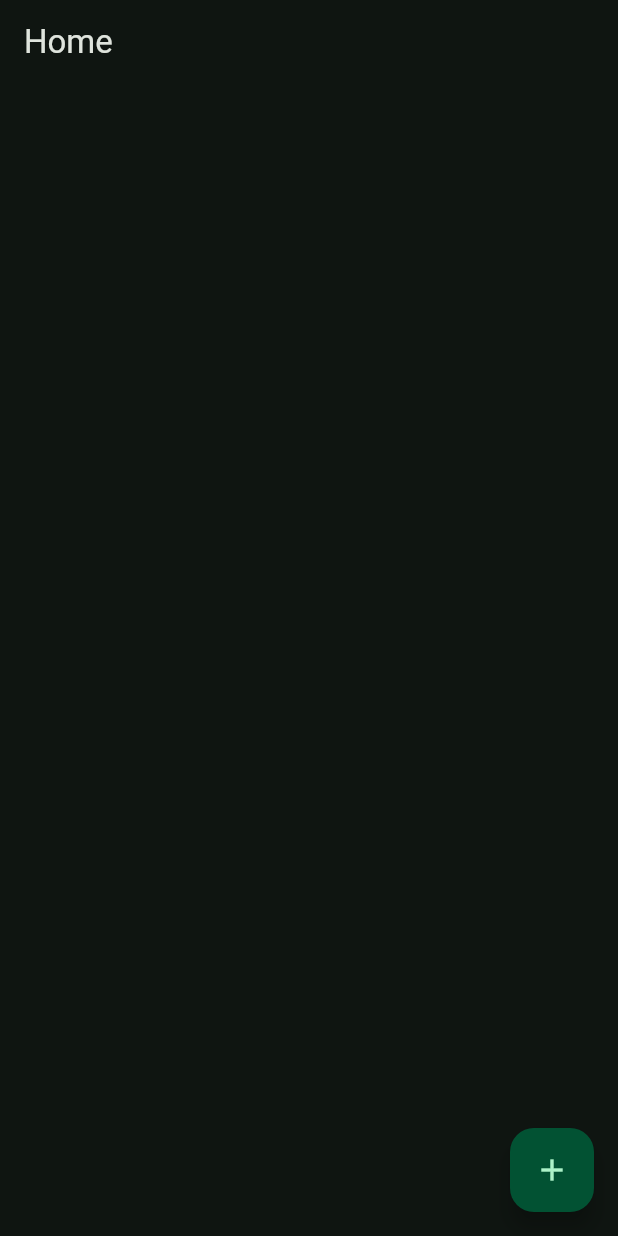
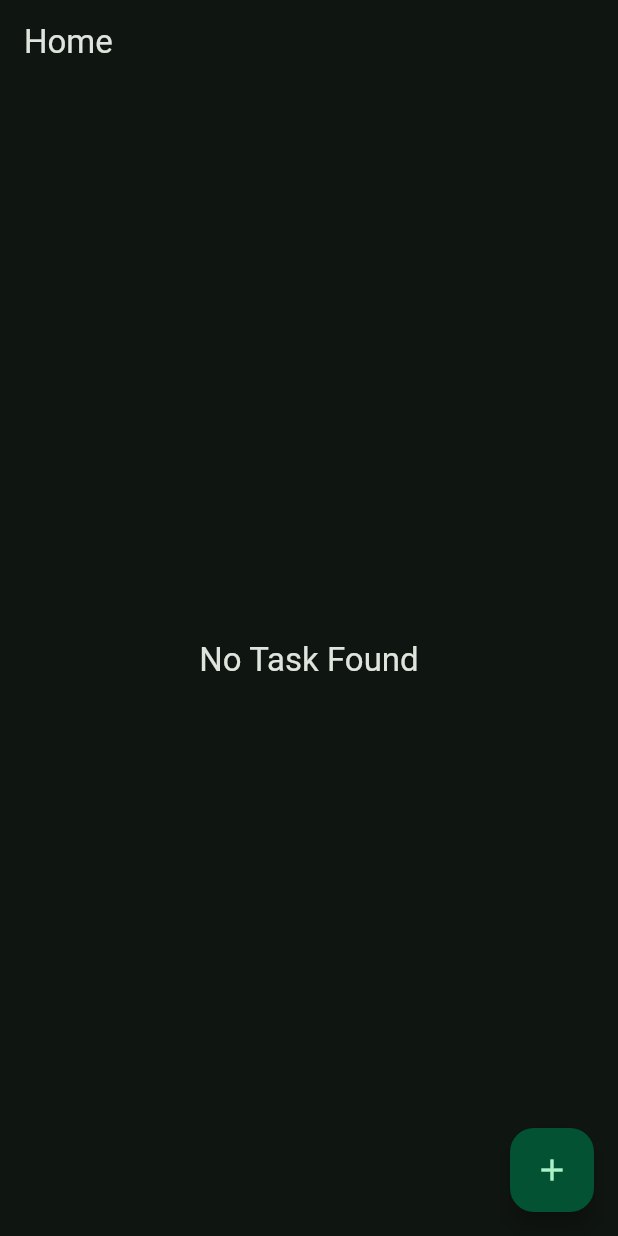
Before and after one commit to hinasahammed/todo_firebase, a Flutter app: the screen it shows after launch, on a phone screen of 412 x 824 dp. Run offline on Flutter 3.47's test engine with Material 3 defaults, Android fonts, the phone set to English and light mode, and no system bars; our stand-ins replace another_flushbar, cloud_firestore, firebase_core, gap; accounts and stored records are empty.

Commit message:
Update home_view.dart

```diff
--- a/lib/view/home_view.dart
+++ b/lib/view/home_view.dart
@@ -30,7 +30,16 @@ class _HomeViewState extends State<HomeView> {
           } else if (snapshot.hasData ||
               snapshot.data != null ||
               snapshot.data!.docs.isNotEmpty) {
-            return ListView.builder(
+            return snapshot.data!.docs.isEmpty
+                ? Center(
+                    child: Text(
+                      "No Task Found",
+                      style: theme.textTheme.titleLarge!.copyWith(
+                        color: theme.colorScheme.onSurface,
+                      ),
+                    ),
+                  )
+                : ListView.builder(
                     padding: const EdgeInsets.all(16),
                     itemCount: snapshot.data!.docs.length,
                     shrinkWrap: true,
@@ -96,14 +105,16 @@ class _HomeViewState extends State<HomeView> {
                               subtitle: Text(
                                 data['date'],
                                 style: theme.textTheme.labelLarge!.copyWith(
-                              color: theme.colorScheme.primary.withOpacity(.4),
+                                  color:
+                                      theme.colorScheme.primary.withOpacity(.4),
                                 ),
                               ),
                               trailing: Wrap(
                                 children: [
                                   IconButton(
                                     onPressed: () {
-                                  HomeViewmodel().showEdit(context, data.id);
+                                      HomeViewmodel()
+                                          .showEdit(context, data.id);
                                     },
                                     icon: Icon(
                                       Icons.edit,
```
Lines whose indentation alone changed are shown as unchanged.
